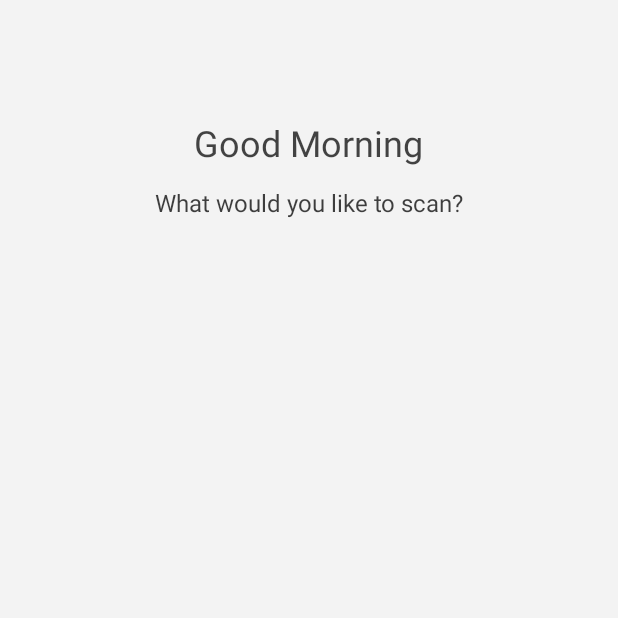
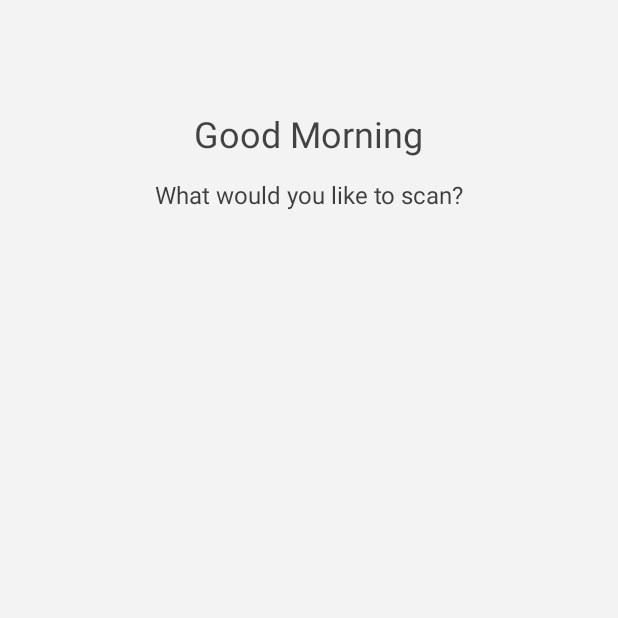
Before and after one commit to HIYJOKOU/RCG, an Android app: the screen it shows after launch (MainActivity), on a phone screen of 412 x 824 dp, the top half of it. Run offline under Robolectric (Android 15) with nearby library versions, the phone set to English and light mode, and no system bars; Roboto replaces fonts that are not available here.

Commit message:
0.151V
#Desc
-Responsive text to each other

```diff
--- a/app/src/main/res/layout/activity_main.xml
+++ b/app/src/main/res/layout/activity_main.xml
@@ -9,6 +9,7 @@
     tools:context=".MainActivity">
 
     <TextView
+        android:id="@+id/textView"
         android:layout_width="wrap_content"
         android:layout_height="wrap_content"
         android:alpha="0.73"
@@ -21,7 +22,7 @@
         app:layout_constraintLeft_toLeftOf="parent"
         app:layout_constraintRight_toRightOf="parent"
         app:layout_constraintTop_toTopOf="parent"
-        app:layout_constraintVertical_bias="0.099" />
+        app:layout_constraintVertical_bias="0.092" />
 
     <TextView
         android:layout_width="wrap_content"
@@ -34,8 +35,8 @@
         app:layout_constraintBottom_toBottomOf="parent"
         app:layout_constraintLeft_toLeftOf="parent"
         app:layout_constraintRight_toRightOf="parent"
-        app:layout_constraintTop_toTopOf="parent"
-        app:layout_constraintVertical_bias="0.155" />
+        app:layout_constraintTop_toBottomOf="@+id/textView"
+        app:layout_constraintVertical_bias="0.019" />
 
 
 </androidx.constraintlayout.widget.ConstraintLayout>
```
